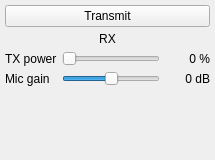
This is src/qtgui/docktx.ui in gqrx-sdr/gqrx as Qt 5 draws it before an edit. The edited form follows.
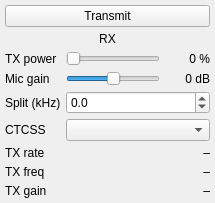
This is the edited form.

The edit to the form file:
```diff
--- a/src/qtgui/docktx.ui
+++ b/src/qtgui/docktx.ui
@@ -148,6 +148,100 @@
         </property>
        </widget>
       </item>
+      <item row="2" column="0">
+       <widget class="QLabel" name="splitLabel">
+        <property name="text">
+         <string>Split (kHz)</string>
+        </property>
+       </widget>
+      </item>
+      <item row="2" column="1" colspan="2">
+       <widget class="QDoubleSpinBox" name="splitSpin">
+        <property name="toolTip">
+         <string>Transmit frequency offset from the receive frequency. 0 = off.</string>
+        </property>
+        <property name="decimals">
+         <number>1</number>
+        </property>
+        <property name="minimum">
+         <double>-10000.000000000000000</double>
+        </property>
+        <property name="maximum">
+         <double>10000.000000000000000</double>
+        </property>
+        <property name="singleStep">
+         <double>0.100000000000000</double>
+        </property>
+       </widget>
+      </item>
+      <item row="3" column="0">
+       <widget class="QLabel" name="ctcssLabel">
+        <property name="text">
+         <string>CTCSS</string>
+        </property>
+       </widget>
+      </item>
+      <item row="3" column="1" colspan="2">
+       <widget class="QComboBox" name="ctcssCombo">
+        <property name="toolTip">
+         <string>NFM only, applies at the next key-up</string>
+        </property>
+       </widget>
+      </item>
+      <item row="4" column="0">
+       <widget class="QLabel" name="rateLabel">
+        <property name="text">
+         <string>TX rate</string>
+        </property>
+       </widget>
+      </item>
+      <item row="4" column="1" colspan="2">
+       <widget class="QLabel" name="rateValueLabel">
+        <property name="text">
+         <string>–</string>
+        </property>
+        <property name="alignment">
+         <set>Qt::AlignRight|Qt::AlignTrailing|Qt::AlignVCenter</set>
+        </property>
+       </widget>
+      </item>
+      <item row="5" column="0">
+       <widget class="QLabel" name="freqLabel">
+        <property name="text">
+         <string>TX freq</string>
+        </property>
+       </widget>
+      </item>
+      <item row="5" column="1" colspan="2">
+       <widget class="QLabel" name="freqValueLabel">
+        <property name="text">
+         <string>–</string>
+        </property>
+        <property name="alignment">
+         <set>Qt::AlignRight|Qt::AlignTrailing|Qt::AlignVCenter</set>
+        </property>
+       </widget>
+      </item>
+      <item row="6" column="0">
+       <widget class="QLabel" name="gainLabel">
+        <property name="text">
+         <string>TX gain</string>
+        </property>
+       </widget>
+      </item>
+      <item row="6" column="1" colspan="2">
+       <widget class="QLabel" name="gainValueLabel">
+        <property name="toolTip">
+         <string>Gain and gain range reported by the device. SWR and ALC are not available.</string>
+        </property>
+        <property name="text">
+         <string>–</string>
+        </property>
+        <property name="alignment">
+         <set>Qt::AlignRight|Qt::AlignTrailing|Qt::AlignVCenter</set>
+        </property>
+       </widget>
+      </item>
      </layout>
     </item>
     <item>
```
